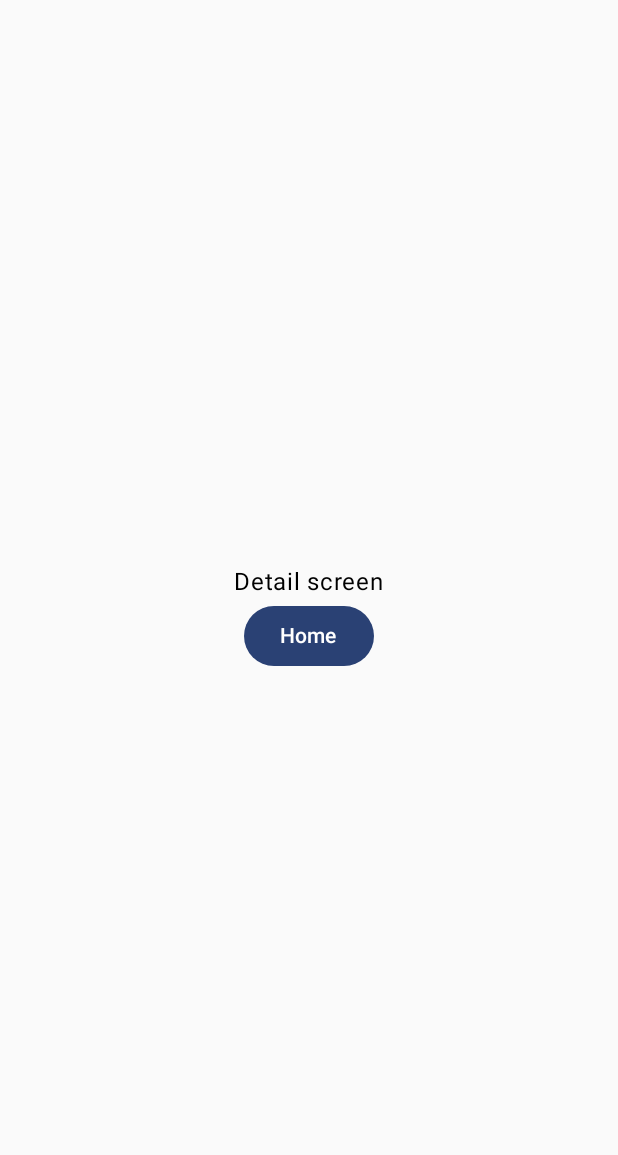
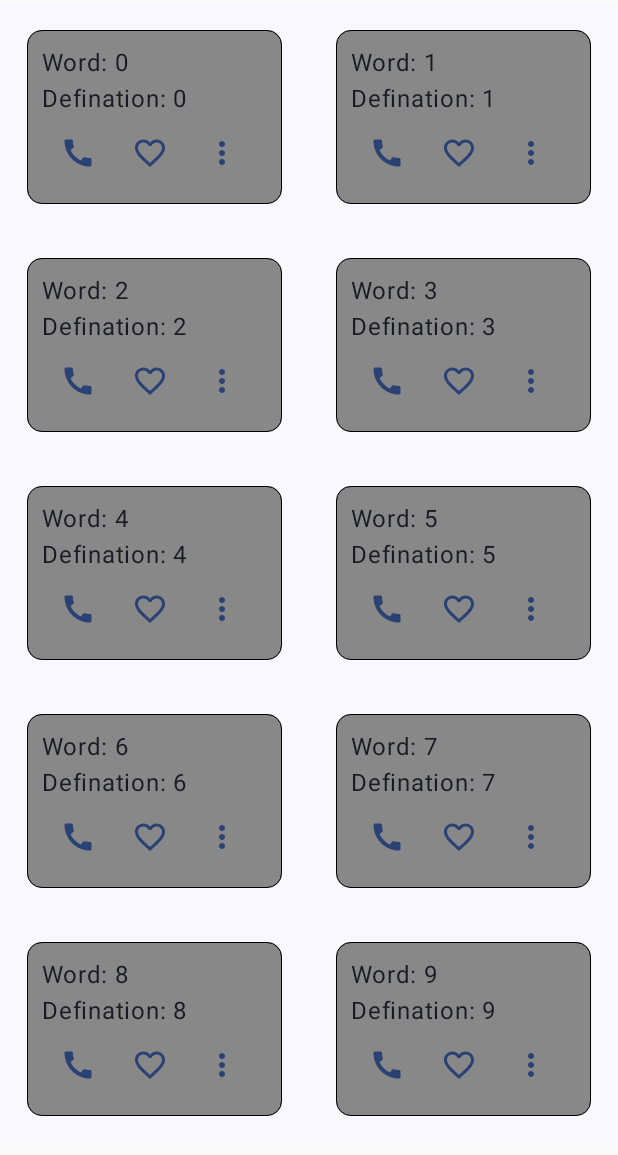
Before and after one commit to NgHuThanh/Notelt, an Android app built with Jetpack Compose: the DetailScreen screen opened through its navigation route, on a phone screen of 412 x 824 dp. Shown: the top 1155 px of the screen. Run offline under Robolectric (Android 15) with nearby library versions, the phone set to English and light mode, and no system bars.

Commit message:
Hiển thị bên trong(Detail)

```diff
--- /dev/null
+++ b/TestNav/app/src/main/java/com/example/testnav/DangNhap.kt
@@ -0,0 +1,35 @@
+package com.example.testnav
+
+import androidx.compose.foundation.layout.Arrangement
+import androidx.compose.foundation.layout.Column
+import androidx.compose.foundation.layout.fillMaxSize
+import androidx.compose.foundation.layout.padding
+
+import androidx.compose.material3.Button
+import androidx.compose.material3.Text
+import androidx.compose.runtime.Composable
+import androidx.compose.ui.Alignment
+import androidx.compose.ui.Modifier
+import androidx.compose.ui.unit.dp
+
+@Composable
+fun OnboardingScreen(
+    onContinueClicked: () -> Unit,
+    modifier: Modifier = Modifier
+) {
+    Column(
+        modifier = modifier.fillMaxSize(),
+        verticalArrangement = Arrangement.Center,
+        horizontalAlignment = Alignment.CenterHorizontally
+    ) {
+        Text("Chào mừng bạn đến với Notelt")
+        Button(
+            modifier = Modifier
+                .padding(vertical = 24.dp),
+            onClick = onContinueClicked
+        ) {
+            Text("Đăng nhập")
+        }
+    }
+
+}
--- a/TestNav/app/src/main/java/com/example/testnav/Detail.kt
+++ b/TestNav/app/src/main/java/com/example/testnav/Detail.kt
@@ -1,27 +1,141 @@
 package com.example.testnav
 
+import androidx.compose.foundation.background
+import androidx.compose.foundation.border
 import androidx.compose.foundation.layout.Arrangement
 import androidx.compose.foundation.layout.Column
+import androidx.compose.foundation.layout.Row
 import androidx.compose.foundation.layout.fillMaxSize
+import androidx.compose.foundation.layout.padding
+import androidx.compose.foundation.layout.size
+import androidx.compose.foundation.lazy.LazyColumn
+import androidx.compose.foundation.lazy.grid.GridCells
+import androidx.compose.foundation.lazy.grid.LazyVerticalGrid
+import androidx.compose.foundation.lazy.grid.items
+import androidx.compose.foundation.lazy.items
+import androidx.compose.foundation.shape.RoundedCornerShape
+import androidx.compose.material.icons.Icons
+import androidx.compose.material.icons.filled.Build
+import androidx.compose.material.icons.filled.Call
+import androidx.compose.material.icons.filled.FavoriteBorder
+import androidx.compose.material.icons.filled.MoreVert
 import androidx.compose.material3.Button
+import androidx.compose.material3.Icon
+import androidx.compose.material3.IconButton
+import androidx.compose.material3.MaterialTheme
+import androidx.compose.material3.Surface
 import androidx.compose.material3.Text
 
 import androidx.compose.runtime.Composable
 import androidx.compose.ui.Alignment
 import androidx.compose.ui.Modifier
+import androidx.compose.ui.graphics.Color
+import androidx.compose.ui.unit.dp
 
 @Composable
-fun DetailScreen() {
-    Column (modifier=Modifier.fillMaxSize(),
-        verticalArrangement=Arrangement.Center,
-        horizontalAlignment = Alignment.CenterHorizontally
-    )
-    {
-        Text(text="Detail screen")
-        Button(onClick = {
-
-        }) {
-            Text("Home")
+fun DetailScreen(
+    modifier: Modifier = Modifier,
+    names: List<String> = List(10) { "$it" }
+)
+{
+    LazyVerticalGrid(
+        GridCells.Fixed(2), // Set the number of items per row
+        modifier = modifier.padding(vertical = 2.dp)
+    ) {
+        items(items = names) { name ->
+            Greeting(name = name)
         }
     }
 }
+@Composable
+private fun Greeting(name: String) {
+    Surface(
+    ) {
+        Row(
+            modifier = Modifier
+                .padding(18.dp)
+                .background(Color.Gray, shape = RoundedCornerShape(10.dp))
+                .border(
+                    width = 0.dp,               // Độ dày của đường viền
+                    color = Color.Black,         // Màu của đường viền
+                    shape = RoundedCornerShape(10.dp)      // Hình dạng của đường viền (ở đây là hình chữ nhật)
+                )
+                .padding(10.dp)                  // Tăng khoảng cách giữa đường viền và nội dung
+        ) {
+            Column(modifier = Modifier.weight(1f)) {
+                Text(text = "Word: $name")
+                Text(text = "Defination: $name")
+                Row {
+                    VolumeIconButton(onClick = {
+                        // Handle click action here
+                    })
+                    HeartIconButton(onClick={
+
+                    })
+                    SettingIconButton(onClick={
+
+                    })
+
+                }
+            }
+        }
+    }
+}
+@Composable
+fun VolumeIconButton(onClick: () -> Unit) {
+    IconButton(
+        onClick = onClick,
+        modifier = Modifier
+            .size(48.dp)
+            .padding(8.dp)
+    ) {
+        Icon(
+            imageVector = Icons.Default.Call,
+            contentDescription = "Volume",
+            tint = MaterialTheme.colorScheme.primary
+        )
+    }
+}
+@Composable
+fun SettingIconButton(onClick: () -> Unit) {
+    IconButton(
+        onClick = onClick,
+        modifier = Modifier
+            .size(48.dp)
+            .padding(8.dp)
+    ) {
+        Icon(
+            imageVector = Icons.Default.MoreVert,
+            contentDescription = "Volume",
+            tint = MaterialTheme.colorScheme.primary
+        )
+    }
+}
+@Composable
+fun HeartIconButton(onClick: () -> Unit) {
+    IconButton(
+        onClick = onClick,
+        modifier = Modifier
+            .size(48.dp)
+            .padding(8.dp)
+    ) {
+        Icon(
+            imageVector = Icons.Default.FavoriteBorder,
+            contentDescription = "Like",
+            tint = MaterialTheme.colorScheme.primary
+        )
+    }
+}
+
+//Column (modifier=Modifier.fillMaxSize(),
+//verticalArrangement=Arrangement.Center,
+//horizontalAlignment = Alignment.CenterHorizontally
+//)
+//{
+//    Text(text="Detail screen")
+//    Button(onClick = {
+//
+//    }) {
+//        Text("Home")
+//    }
+//}
--- a/TestNav/app/src/main/java/com/example/testnav/HomeScreen.kt
+++ b/TestNav/app/src/main/java/com/example/testnav/HomeScreen.kt
@@ -1,26 +1,90 @@
 package com.example.testnav
+import androidx.compose.foundation.background
+import androidx.compose.foundation.border
 import androidx.compose.foundation.layout.Arrangement
 import androidx.compose.foundation.layout.Column
+import androidx.compose.foundation.layout.Row
 import androidx.compose.foundation.layout.fillMaxSize
+import androidx.compose.foundation.layout.padding
+import androidx.compose.foundation.lazy.LazyColumn
+import androidx.compose.foundation.lazy.items
+import androidx.compose.foundation.shape.RoundedCornerShape
 import androidx.compose.material3.Button
+import androidx.compose.material3.ElevatedButton
+import androidx.compose.material3.MaterialTheme
+import androidx.compose.material3.Scaffold
+import androidx.compose.material3.Surface
 import androidx.compose.material3.Text
 import androidx.compose.runtime.Composable
+import androidx.compose.runtime.getValue
+import androidx.compose.runtime.mutableStateOf
+import androidx.compose.runtime.remember
+import androidx.compose.runtime.setValue
 import androidx.compose.ui.Alignment
 import androidx.compose.ui.Modifier
+import androidx.compose.ui.graphics.Color
+import androidx.compose.ui.unit.dp
+import androidx.navigation.NavController
 import androidx.navigation.NavHostController
+import androidx.navigation.compose.rememberNavController
 
 @Composable
-fun HomeScreen(navController:NavHostController) {
-    Column (modifier=Modifier.fillMaxSize(),
-        verticalArrangement=Arrangement.Center,
-        horizontalAlignment = Alignment.CenterHorizontally
-    )
-    {
-        Text(text="Home screen")
-        Button(onClick = {
-            navController.navigate("Detail")
-        }) {
-            Text("Detail")
+fun HomeScreen(navController:NavHostController,
+               modifier: Modifier = Modifier,
+               names: List<String> = List(1000) { "$it" }
+) {
+    LazyColumn(modifier = modifier.padding(vertical = 1.dp).padding(2.dp)) {
+                items(items = names) { name ->
+                    DetailTopic(
+                        name = name,
+                        navController
+                    )
+                }
+            }
+        }
+@Composable
+private fun DetailTopic(name: String, navController: NavHostController,) {
+    var shouldShowPractive by remember { mutableStateOf(false) }
+    var id=""
+    Surface(
+    ) {
+        Row(
+            modifier = Modifier
+                .padding(18.dp)
+                //.background(Color.White, shape = RoundedCornerShape(10.dp))
+                .border(
+                    width = 2.dp,               // Độ dày của đường viền
+                    color = Color.Cyan,// Màu của đường viền
+                    shape = RoundedCornerShape(10.dp)      // Hình dạng của đường viền (ở đây là hình chữ nhật)
+                )
+                .padding(10.dp)                  // Tăng khoảng cách giữa đường viền và nội dung
+        ) {
+            Column(modifier = Modifier.weight(1f)) {
+                Text(text = "TOPIC ")
+                Text(text = name)
+                Row {
+                    ElevatedButton(
+                        onClick = {},
+                        modifier = Modifier
+                            .border(2.dp, Color.Cyan, shape = MaterialTheme.shapes.small),
+                    ) {
+                        Text(
+                            "Practice",
+                            color = Color.Cyan // Set text color
+                        )
+                    }
+                    ElevatedButton(
+                        onClick = { navController.navigate("Detail")},
+                        modifier = Modifier
+                            .border(2.dp, Color.Cyan, shape = MaterialTheme.shapes.small)
+                    ) {
+                        Text(
+                            "Review",
+                            color = Color.Cyan // Set text color
+                        )
+                    }
+                }
+            }
         }
     }
 }
--- a/TestNav/app/src/main/java/com/example/testnav/MainActivity.kt
+++ b/TestNav/app/src/main/java/com/example/testnav/MainActivity.kt
@@ -11,7 +11,6 @@ import androidx.compose.runtime.Composable
 import androidx.compose.ui.Modifier
 import androidx.compose.ui.tooling.preview.Preview
 import com.example.testnav.ui.theme.TestNavTheme
-
 class MainActivity : ComponentActivity() {
     override fun onCreate(savedInstanceState: Bundle?) {
         super.onCreate(savedInstanceState)
```
